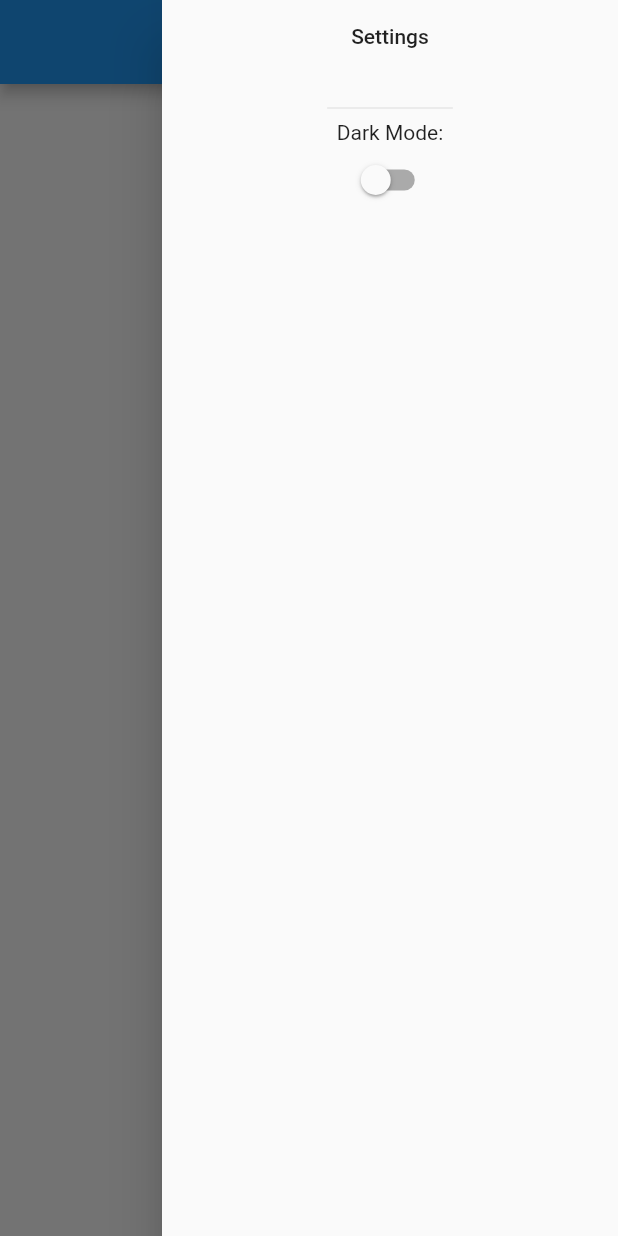
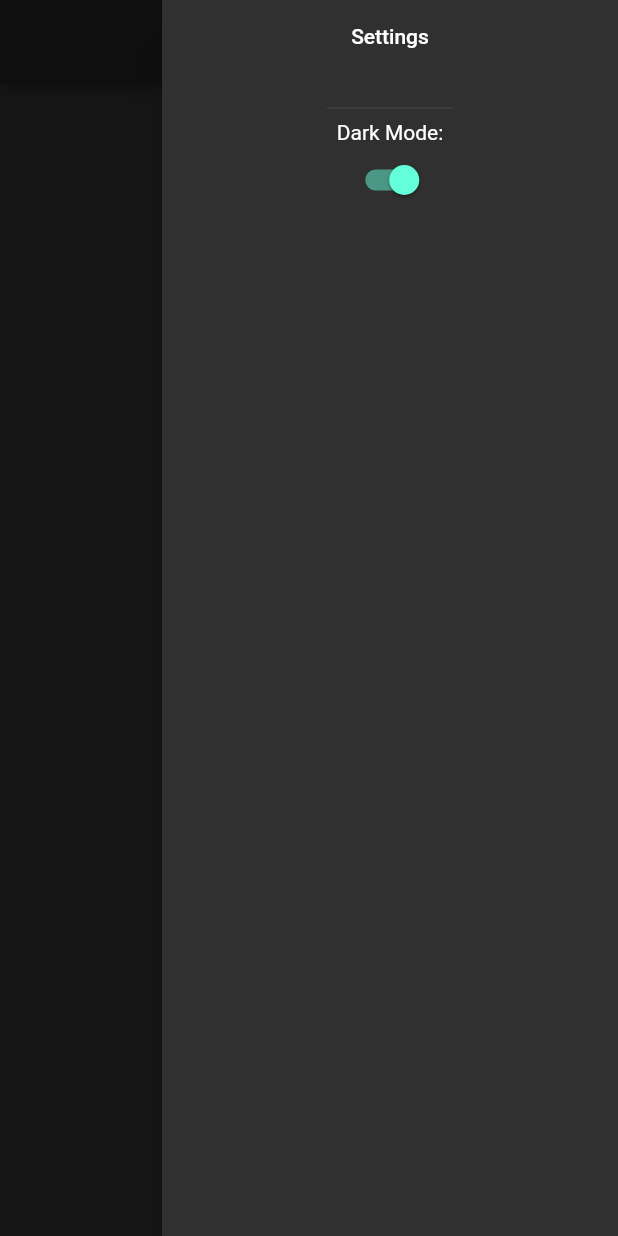
Before and after one commit to gregstula/wasteagram, a Flutter app: the screen it shows after launch, with the side drawer open, on a phone screen of 412 x 824 dp. Run offline on Flutter 3.47's test engine with Material 2 defaults, Android fonts, the phone set to English and light mode, and no system bars; our stand-ins replace cloud_firestore, firebase_storage, image_picker; accounts and stored records are empty.

Commit message:
Ready to turn in essentially

```diff
--- a/lib/app.dart
+++ b/lib/app.dart
@@ -16,7 +16,7 @@ class MyApp extends StatefulWidget {
 }
 
 class MyAppState extends State<MyApp> {
-  bool darkMode = false;
+  bool darkMode = true;
   bool get getDarkMode => darkMode;
 
   void changeMode(bool value) {
--- a/lib/widgets/post_list_widget.dart
+++ b/lib/widgets/post_list_widget.dart
@@ -30,7 +30,6 @@ class _PostListState extends State<PostList> {
                       style: Theme.of(content).textTheme.headline5,
                     ),
                     title: Text(date),
-                    subtitle: Text(post['imageURL']),
                     onTap: () {
                       Navigator.pushNamed(context, PostScreen.routeName,
                           arguments: new Post(
```
Also changed, not shown: lib/screens/new_post_screen.dart (+6 -1 lines), lib/screens/post_screen.dart (+6 -2 lines).
